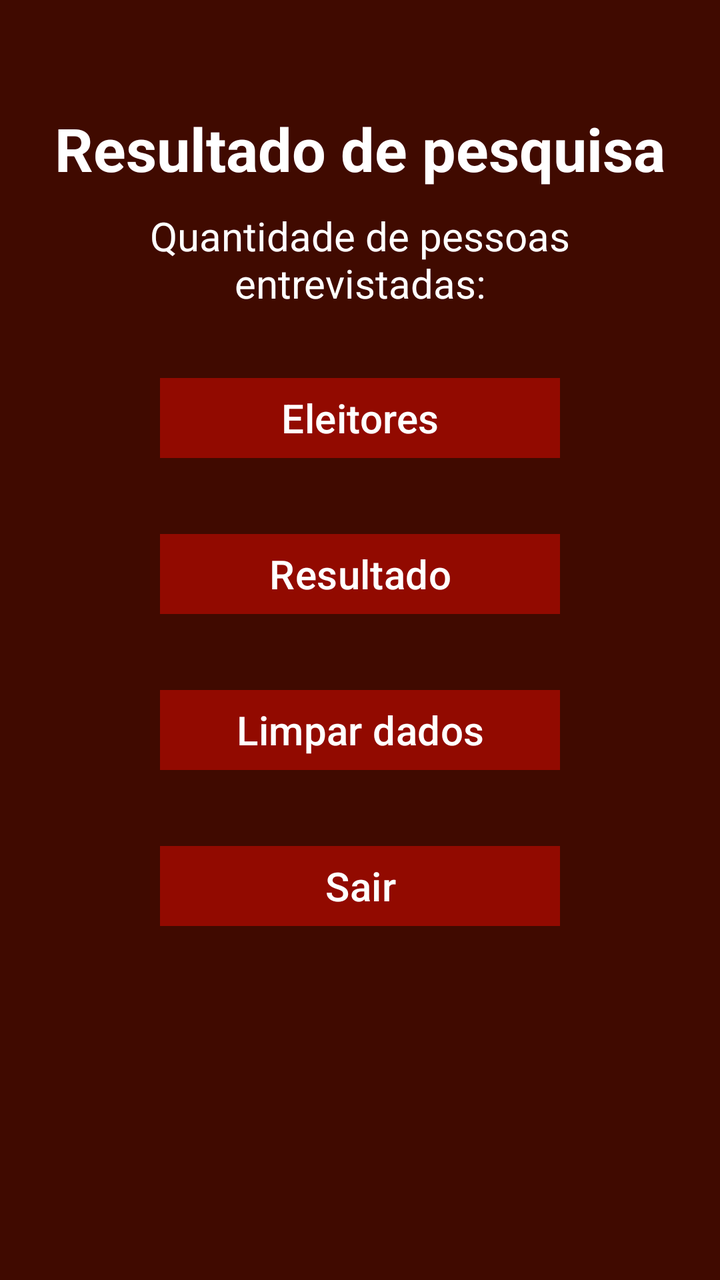
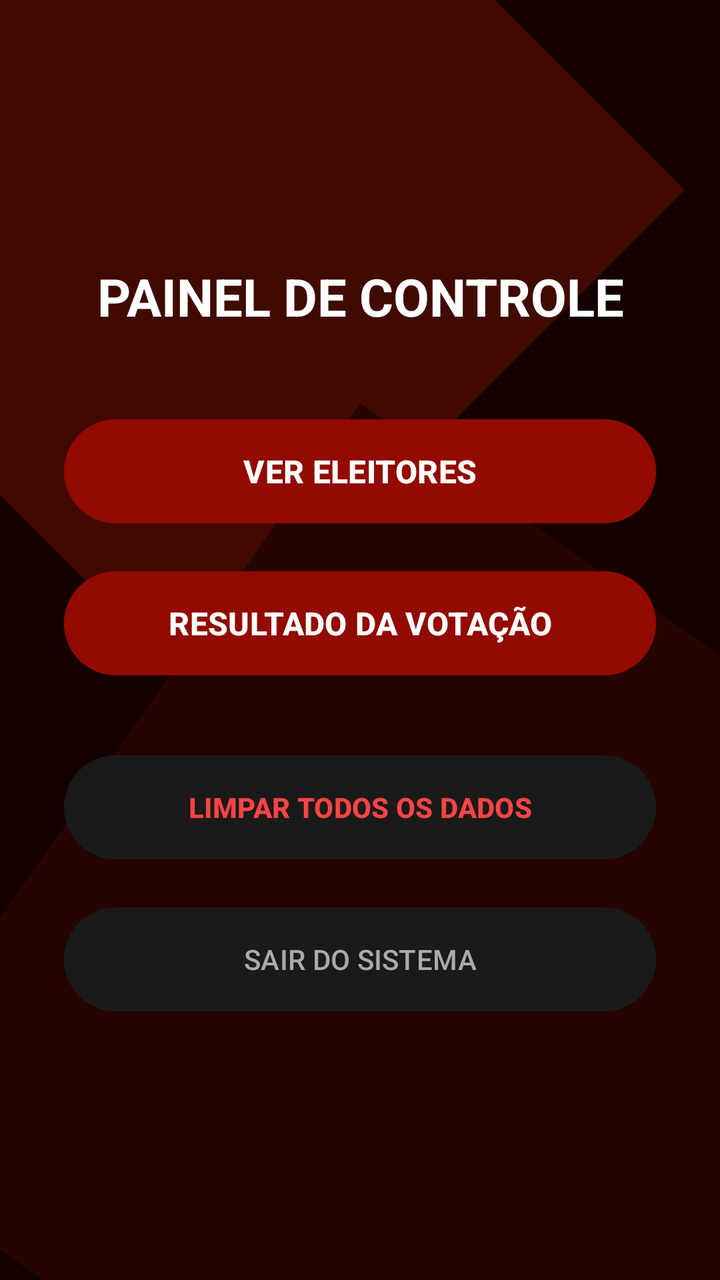

Two renders of the same Android screen: before a commit and after it. Below are the layout's source before the change and the commit's diff.
<!-- AndroidManifest.xml: application theme Theme.SistemaEleicaoP1 -->
<!-- res/layout/activity_main.xml -->
<?xml version="1.0" encoding="utf-8"?>
<LinearLayout xmlns:android="http://schemas.android.com/apk/res/android"
    xmlns:app="http://schemas.android.com/apk/res-auto"
    xmlns:tools="http://schemas.android.com/tools"
    android:id="@+id/main"
    android:layout_width="match_parent"
    android:layout_height="match_parent"
    android:background="#400A00"
    android:gravity="center_horizontal"
    android:orientation="vertical"
    android:padding="24dp"
    tools:context=".MainActivity">


    <TextView
        android:id="@+id/textView"
        android:layout_width="match_parent"
        android:layout_height="wrap_content"
        android:layout_marginTop="30dp"
        android:layout_marginBottom="10dp"
        android:text="Resultado de pesquisa"
        android:textAlignment="center"
        android:textColor="#FFFFFF"
        android:textSize="30sp"
        android:textStyle="bold" />

    <TextView
        android:id="@+id/textView2"
        android:layout_width="match_parent"
        android:layout_height="wrap_content"
        android:layout_marginBottom="30dp"
        android:text="Quantidade de pessoas entrevistadas:"
        android:textAlignment="center"
        android:textColor="#FFFFFF"
        android:textSize="20sp"
        app:cornerRadius="0dp" />

    <Button
        android:id="@+id/btnEleitores"
        android:layout_width="200dp"
        android:layout_height="wrap_content"
        android:layout_marginBottom="30dp"
        android:backgroundTint="#920A00"
        android:text="Eleitores"
        android:textSize="20sp"
        app:cornerRadius="0dp" />

    <Button
        android:id="@+id/btnResultado"
        android:layout_width="200dp"
        android:layout_height="wrap_content"
        android:layout_marginBottom="30dp"
        android:backgroundTint="#920A00"
        android:text="Resultado"
        android:textSize="20sp"
        app:cornerRadius="0dp" />

    <Button
        android:id="@+id/btnLimparDados"
        android:layout_width="200dp"
        android:layout_height="wrap_content"
        android:layout_marginBottom="30dp"
        android:backgroundTint="#920A00"
        android:text="Limpar dados"
        android:textSize="20sp"
        app:cornerRadius="0dp" />

    <Button
        android:id="@+id/btnSair"
        android:layout_width="200dp"
        android:layout_height="wrap_content"
        android:backgroundTint="#920A00"
        android:text="Sair"
        android:textSize="20sp"
        app:cornerRadius="0dp" />

</LinearLayout>
<!-- resources referenced by this layout -->
<resources>
  <style name="Theme.SistemaEleicaoP1" parent="Base.Theme.SistemaEleicaoP1" />
  <style name="Base.Theme.SistemaEleicaoP1" parent="Theme.Material3.DayNight.NoActionBar">
          
          
      </style>
</resources>

<!-- the commit's change to res/layout/activity_main.xml (unified diff, before → after) -->
@@ -1,77 +1,97 @@
 <?xml version="1.0" encoding="utf-8"?>
-<LinearLayout xmlns:android="http://schemas.android.com/apk/res/android"
+<androidx.constraintlayout.widget.ConstraintLayout xmlns:android="http://schemas.android.com/apk/res/android"
     xmlns:app="http://schemas.android.com/apk/res-auto"
     xmlns:tools="http://schemas.android.com/tools"
     android:id="@+id/main"
     android:layout_width="match_parent"
     android:layout_height="match_parent"
-    android:background="#400A00"
-    android:gravity="center_horizontal"
-    android:orientation="vertical"
-    android:padding="24dp"
+    android:background="#150000"
     tools:context=".MainActivity">
 
+    <View
+        android:layout_width="350dp"
+        android:layout_height="350dp"
+        android:background="#400A00"
+        android:rotation="-45"
+        android:translationX="-80dp"
+        android:translationY="-80dp"
+        app:layout_constraintStart_toStartOf="parent"
+        app:layout_constraintTop_toTopOf="parent" />
 
-    <TextView
-        android:id="@+id/textView"
+    <View
+        android:layout_width="450dp"
+        android:layout_height="450dp"
+        android:background="#260400"
+        android:rotation="35"
+        android:translationX="100dp"
+        android:translationY="100dp"
+        app:layout_constraintBottom_toBottomOf="parent"
+        app:layout_constraintEnd_toEndOf="parent" />
+
+    <LinearLayout
         android:layout_width="match_parent"
         android:layout_height="wrap_content"
-        android:layout_marginTop="30dp"
-        android:layout_marginBottom="10dp"
-        android:text="Resultado de pesquisa"
-        android:textAlignment="center"
-        android:textColor="#FFFFFF"
-        android:textSize="30sp"
-        android:textStyle="bold" />
+        android:gravity="center_horizontal"
+        android:orientation="vertical"
+        android:padding="32dp"
+        app:layout_constraintBottom_toBottomOf="parent"
+        app:layout_constraintEnd_toEndOf="parent"
+        app:layout_constraintStart_toStartOf="parent"
+        app:layout_constraintTop_toTopOf="parent">
 
-    <TextView
-        android:id="@+id/textView2"
-        android:layout_width="match_parent"
-        android:layout_height="wrap_content"
-        android:layout_marginBottom="30dp"
-        android:text="Quantidade de pessoas entrevistadas:"
-        android:textAlignment="center"
-        android:textColor="#FFFFFF"
-        android:textSize="20sp"
-        app:cornerRadius="0dp" />
+        <TextView
+            android:id="@+id/textView"
+            android:layout_width="match_parent"
+            android:layout_height="wrap_content"
+            android:layout_marginBottom="40dp"
+            android:text="PAINEL DE CONTROLE"
+            android:textAlignment="center"
+            android:textColor="#FFFFFF"
+            android:textSize="26sp"
+            android:textStyle="bold" />
 
-    <Button
-        android:id="@+id/btnEleitores"
-        android:layout_width="200dp"
-        android:layout_height="wrap_content"
-        android:layout_marginBottom="30dp"
-        android:backgroundTint="#920A00"
-        android:text="Eleitores"
-        android:textSize="20sp"
-        app:cornerRadius="0dp" />
+        <Button
+            android:id="@+id/btnEleitores"
+            android:layout_width="match_parent"
+            android:layout_height="60dp"
+            android:layout_marginBottom="16dp"
+            android:backgroundTint="#920A00"
+            android:text="VER ELEITORES"
+            android:textColor="#FFFFFF"
+            android:textSize="16sp"
+            android:textStyle="bold" />
 
-    <Button
-        android:id="@+id/btnResultado"
-        android:layout_width="200dp"
-        android:layout_height="wrap_content"
-        android:layout_marginBottom="30dp"
-        android:backgroundTint="#920A00"
-        android:text="Resultado"
-        android:textSize="20sp"
-        app:cornerRadius="0dp" />
+        <Button
+            android:id="@+id/btnResultado"
+            android:layout_width="match_parent"
+            android:layout_height="60dp"
+            android:layout_marginBottom="32dp"
+            android:backgroundTint="#920A00"
+            android:text="RESULTADO DA VOTAÇÃO"
+            android:textColor="#FFFFFF"
+            android:textSize="16sp"
+            android:textStyle="bold" />
 
-    <Button
-        android:id="@+id/btnLimparDados"
-        android:layout_width="200dp"
-        android:layout_height="wrap_content"
-        android:layout_marginBottom="30dp"
-        android:backgroundTint="#920A00"
-        android:text="Limpar dados"
-        android:textSize="20sp"
-        app:cornerRadius="0dp" />
+        <Button
+            android:id="@+id/btnLimparDados"
+            android:layout_width="match_parent"
+            android:layout_height="60dp"
+            android:layout_marginBottom="16dp"
+            android:backgroundTint="#1A1A1A"
+            android:text="LIMPAR TODOS OS DADOS"
+            android:textColor="#FF4444"
+            android:textSize="14sp"
+            android:textStyle="bold" />
 
-    <Button
-        android:id="@+id/btnSair"
-        android:layout_width="200dp"
-        android:layout_height="wrap_content"
-        android:backgroundTint="#920A00"
-        android:text="Sair"
-        android:textSize="20sp"
-        app:cornerRadius="0dp" />
+        <Button
+            android:id="@+id/btnSair"
+            android:layout_width="match_parent"
+            android:layout_height="60dp"
+            android:backgroundTint="#1A1A1A"
+            android:text="SAIR DO SISTEMA"
+            android:textColor="#AAAAAA"
+            android:textSize="14sp" />
 
-</LinearLayout>
+    </LinearLayout>
+
+</androidx.constraintlayout.widget.ConstraintLayout>
